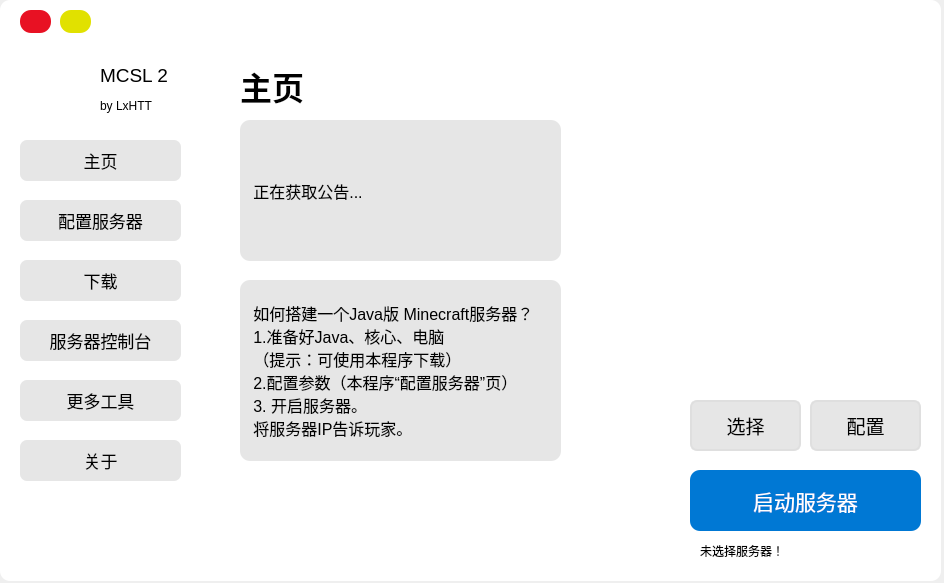
Qt form MCSL2_MainWindow.ui (MCSLTeam/MCSL2) before a commit.
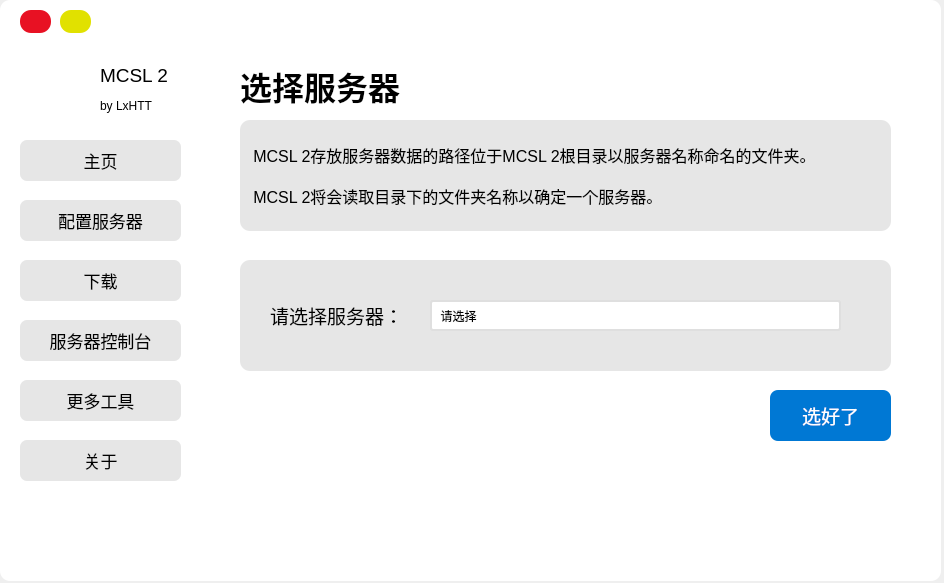
The same form after that commit. Icons and pictures are not drawn.

Commit message: Pages Navigation

```diff
--- a/MCSL2_MainWindow.ui
+++ b/MCSL2_MainWindow.ui
@@ -348,7 +348,7 @@
      <bool>false</bool>
     </property>
     <property name="currentIndex">
-     <number>0</number>
+     <number>6</number>
     </property>
     <widget class="QWidget" name="HomePage">
      <widget class="QPushButton" name="Config_PushButton">
@@ -1926,6 +1926,200 @@
       </property>
      </widget>
     </widget>
+    <widget class="QWidget" name="ChooseServerPage">
+     <widget class="QLabel" name="Choose_Server_Label">
+      <property name="geometry">
+       <rect>
+        <x>30</x>
+        <y>80</y>
+        <width>171</width>
+        <height>51</height>
+       </rect>
+      </property>
+      <property name="font">
+       <font>
+        <family>Microsoft YaHei UI</family>
+        <pointsize>24</pointsize>
+        <weight>75</weight>
+        <bold>true</bold>
+       </font>
+      </property>
+      <property name="text">
+       <string>选择服务器</string>
+      </property>
+     </widget>
+     <widget class="QComboBox" name="Choose_Server_ComboBox">
+      <property name="geometry">
+       <rect>
+        <x>220</x>
+        <y>320</y>
+        <width>411</width>
+        <height>31</height>
+       </rect>
+      </property>
+      <property name="font">
+       <font>
+        <family>Microsoft YaHei UI</family>
+        <pointsize>9</pointsize>
+       </font>
+      </property>
+      <property name="styleSheet">
+       <string notr="true">QComboBox {
+    border-radius: 3px;
+    padding: 1px 2px 1px 2px;
+    min-width: 9em;
+	border: 2px solid rgb(223, 223, 223);
+}
+QComboBox::drop-down {
+    subcontrol-origin: padding;
+    subcontrol-position: top right;
+    width: 20px;
+    border-left-color: rgb(223, 223, 223);
+    border-left-style: solid;
+    border-top-right-radius: 4px;
+    border-bottom-right-radius: 4px;
+}
+QComboBox::down-arrow {
+    image: url(./resources/QComboBox.png);
+}
+QComboBox QAbstractItemView::item {
+    height: 25px;
+}
+QComboBox QAbstractItemView{
+    font-size: 18px;
+}</string>
+      </property>
+      <item>
+       <property name="text">
+        <string>  请选择</string>
+       </property>
+      </item>
+     </widget>
+     <widget class="QLabel" name="Choose_Server_Label2">
+      <property name="geometry">
+       <rect>
+        <x>60</x>
+        <y>320</y>
+        <width>141</width>
+        <height>31</height>
+       </rect>
+      </property>
+      <property name="font">
+       <font>
+        <family>Microsoft YaHei UI</family>
+        <pointsize>14</pointsize>
+       </font>
+      </property>
+      <property name="text">
+       <string>请选择服务器：</string>
+      </property>
+     </widget>
+     <widget class="QLabel" name="Choose_Server_Background">
+      <property name="geometry">
+       <rect>
+        <x>30</x>
+        <y>280</y>
+        <width>651</width>
+        <height>111</height>
+       </rect>
+      </property>
+      <property name="font">
+       <font>
+        <family>Microsoft YaHei UI</family>
+        <pointsize>12</pointsize>
+       </font>
+      </property>
+      <property name="autoFillBackground">
+       <bool>false</bool>
+      </property>
+      <property name="styleSheet">
+       <string notr="true">QLabel
+{
+	background-color: rgb(230, 230, 230);
+	border-radius: 10px
+}</string>
+      </property>
+      <property name="text">
+       <string/>
+      </property>
+     </widget>
+     <widget class="QLabel" name="Choose_Server_Tip1">
+      <property name="geometry">
+       <rect>
+        <x>30</x>
+        <y>140</y>
+        <width>651</width>
+        <height>111</height>
+       </rect>
+      </property>
+      <property name="font">
+       <font>
+        <family>Microsoft YaHei UI</family>
+        <pointsize>12</pointsize>
+       </font>
+      </property>
+      <property name="autoFillBackground">
+       <bool>false</bool>
+      </property>
+      <property name="styleSheet">
+       <string notr="true">QLabel
+{
+	background-color: rgb(230, 230, 230);
+	border-radius: 10px
+}</string>
+      </property>
+      <property name="text">
+       <string>   MCSL 2存放服务器数据的路径位于MCSL 2根目录以服务器名称命名的文件夹。
+
+   MCSL 2将会读取目录下的文件夹名称以确定一个服务器。</string>
+      </property>
+     </widget>
+     <widget class="QPushButton" name="Completed_Choose_Server_PushButton">
+      <property name="geometry">
+       <rect>
+        <x>560</x>
+        <y>410</y>
+        <width>121</width>
+        <height>51</height>
+       </rect>
+      </property>
+      <property name="font">
+       <font>
+        <family>Microsoft YaHei UI</family>
+        <pointsize>14</pointsize>
+       </font>
+      </property>
+      <property name="cursor">
+       <cursorShape>PointingHandCursor</cursorShape>
+      </property>
+      <property name="styleSheet">
+       <string notr="true">QPushButton
+{
+	background-color: rgb(0, 120, 212);
+	border-radius: 8px;
+	color: rgb(255, 255, 255);
+}
+QPushButton:pressed
+{
+    background-color: rgb(0, 107, 212);
+	border-radius: 8px;
+    color: rgb(255, 255, 255);
+}</string>
+      </property>
+      <property name="text">
+       <string>选好了</string>
+      </property>
+      <property name="flat">
+       <bool>false</bool>
+      </property>
+     </widget>
+     <zorder>Choose_Server_Background</zorder>
+     <zorder>Choose_Server_Label</zorder>
+     <zorder>Choose_Server_ComboBox</zorder>
+     <zorder>Choose_Server_Label2</zorder>
+     <zorder>Choose_Server_Tip1</zorder>
+     <zorder>Completed_Choose_Server_PushButton</zorder>
+    </widget>
    </widget>
    <widget class="QLabel" name="Background">
     <property name="geometry">
```
The commit also changes 2 other files.
